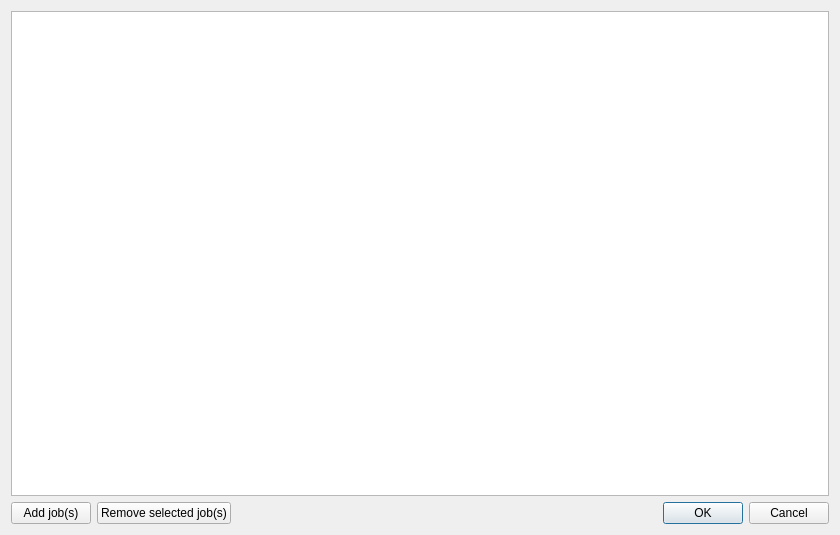
First picture: the form in Source/job_dialog.ui, repository Rolf-Hempel/PlanetarySystemStacker, before the edit.
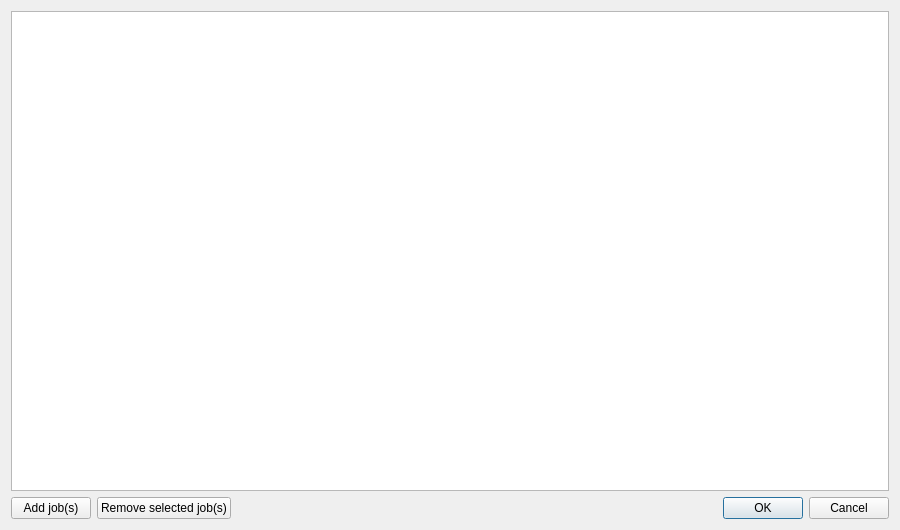
Second picture: the form after the edit.

Diff of the .ui file:
```diff
--- a/Source/job_dialog.ui
+++ b/Source/job_dialog.ui
@@ -6,8 +6,8 @@
    <rect>
     <x>0</x>
     <y>0</y>
-    <width>840</width>
-    <height>535</height>
+    <width>900</width>
+    <height>530</height>
    </rect>
   </property>
   <property name="windowTitle">
```
Left out of the diff: 8 changed lines with no effect on the pictures.
